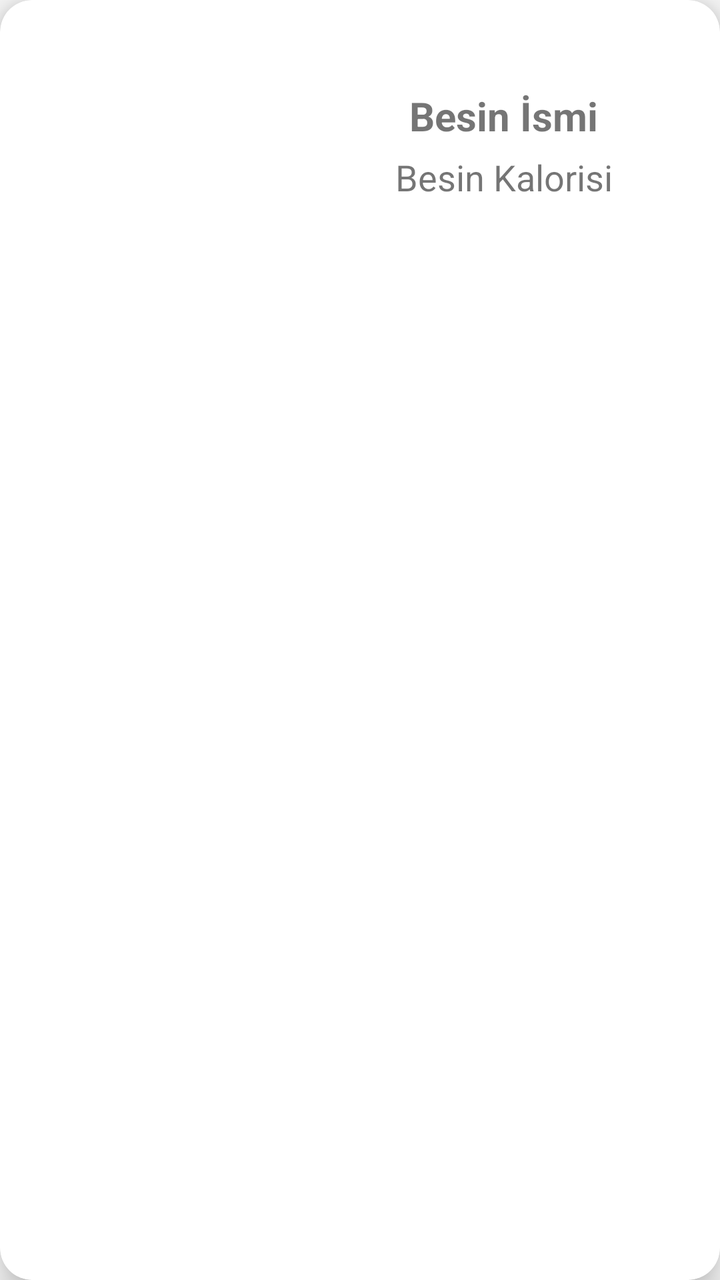
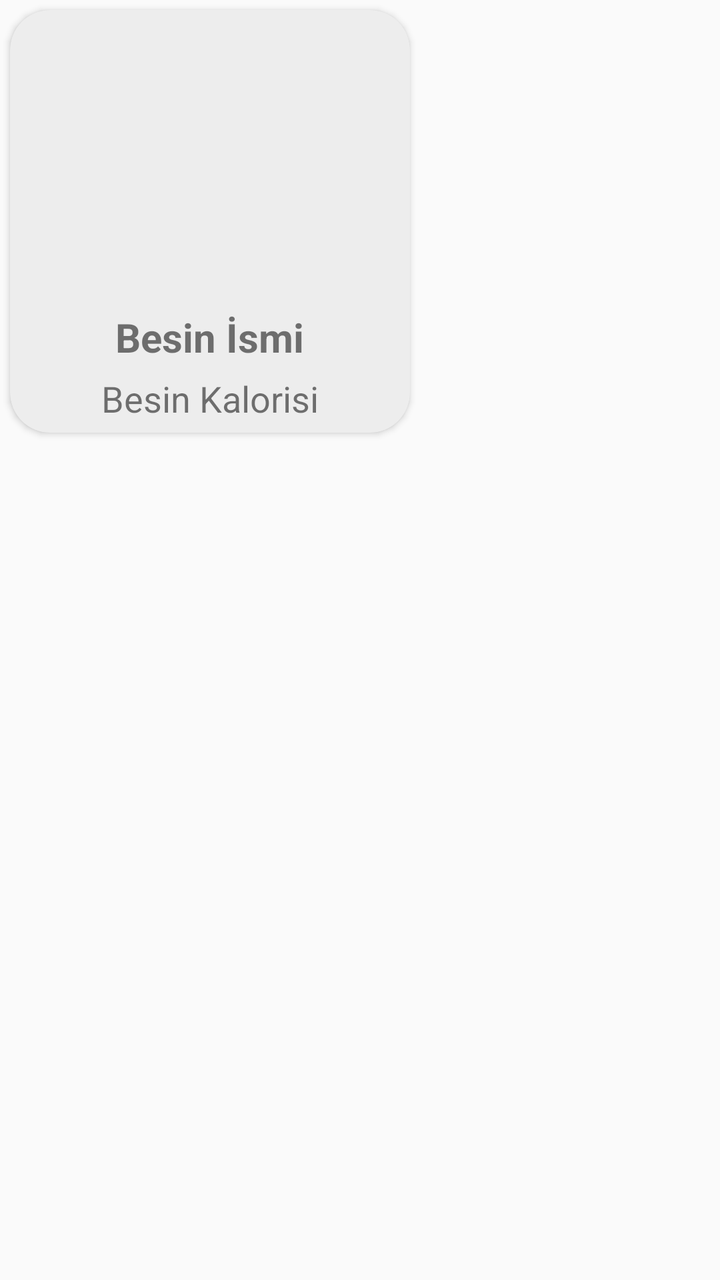

Before-and-after screenshots of an Android layout around one commit, followed by the original layout XML and the change that was made.
<!-- AndroidManifest.xml: application theme Theme.FoodGuide -->
<!-- res/layout/food_row.xml -->
<?xml version="1.0" encoding="utf-8"?>
<androidx.cardview.widget.CardView xmlns:android="http://schemas.android.com/apk/res/android"
    xmlns:app="http://schemas.android.com/apk/res-auto"
    android:layout_width="match_parent"
    android:layout_height="150dp"
    android:layout_margin="5dp"
    app:cardElevation="10dp"
    android:orientation="horizontal"
    app:cardCornerRadius="16dp">

    <LinearLayout
        android:layout_width="match_parent"
        android:layout_height="150dp"
        android:orientation="horizontal">

        <ImageView
            android:id="@+id/foodImageView"
            android:layout_width="0dp"
            android:layout_height="match_parent"
            android:layout_weight="2" />

        <LinearLayout
            android:layout_width="0dp"
            android:layout_height="wrap_content"
            android:layout_gravity="center"
            android:layout_weight="3"
            android:gravity="center"
            android:orientation="vertical">

            <TextView
                android:id="@+id/foodName"
                android:layout_width="wrap_content"
                android:layout_height="wrap_content"
                android:text="Besin İsmi"
                android:textSize="20sp"
                android:textStyle="bold" />

            <TextView
                android:id="@+id/calorie"
                android:layout_width="wrap_content"
                android:layout_height="wrap_content"
                android:layout_margin="5dp"
                android:text="Besin Kalorisi"
                android:textSize="18sp" />
        </LinearLayout>


    </LinearLayout>

</androidx.cardview.widget.CardView>
<!-- resources referenced by this layout -->
<resources>
  <style name="Theme.FoodGuide" parent="Base.Theme.FoodGuide" />
  <style name="Base.Theme.FoodGuide" parent="Theme.AppCompat.Light.NoActionBar">
          
          <item name="android:statusBarColor">@color/white</item>
          <item name="android:windowLightStatusBar">true</item>
      </style>
  <color name="white">#FFFFFFFF</color>
</resources>

<!-- the commit's change to res/layout/food_row.xml (unified diff, before → after) -->
@@ -1,29 +1,33 @@
 <?xml version="1.0" encoding="utf-8"?>
-<androidx.cardview.widget.CardView xmlns:android="http://schemas.android.com/apk/res/android"
-    xmlns:app="http://schemas.android.com/apk/res-auto"
-    android:layout_width="match_parent"
-    android:layout_height="150dp"
-    android:layout_margin="5dp"
-    app:cardElevation="10dp"
-    android:orientation="horizontal"
-    app:cardCornerRadius="16dp">
+<LinearLayout xmlns:android="http://schemas.android.com/apk/res/android"
+    android:layout_width="wrap_content"
+    android:layout_height="wrap_content"
+    android:orientation="vertical"
+    xmlns:app="http://schemas.android.com/apk/res-auto">
 
+
+    <androidx.cardview.widget.CardView
+        android:id="@+id/cardViewMovie"
+        android:layout_width="wrap_content"
+        android:layout_height="wrap_content"
+        android:backgroundTint="#EDEDED"
+        android:layout_margin="5dp"
+        app:cardCornerRadius="20dp">
     <LinearLayout
         android:layout_width="match_parent"
-        android:layout_height="150dp"
-        android:orientation="horizontal">
+        android:layout_height="wrap_content"
+        android:orientation="vertical">
 
         <ImageView
             android:id="@+id/foodImageView"
-            android:layout_width="0dp"
-            android:layout_height="match_parent"
-            android:layout_weight="2" />
+            android:layout_width="150dp"
+            android:layout_gravity="center"
+            android:layout_height="150dp"/>
 
         <LinearLayout
-            android:layout_width="0dp"
+            android:layout_width="200dp"
             android:layout_height="wrap_content"
             android:layout_gravity="center"
-            android:layout_weight="3"
             android:gravity="center"
             android:orientation="vertical">
 
@@ -46,5 +50,5 @@
 
 
     </LinearLayout>
-
-</androidx.cardview.widget.CardView>
+    </androidx.cardview.widget.CardView>
+</LinearLayout>
